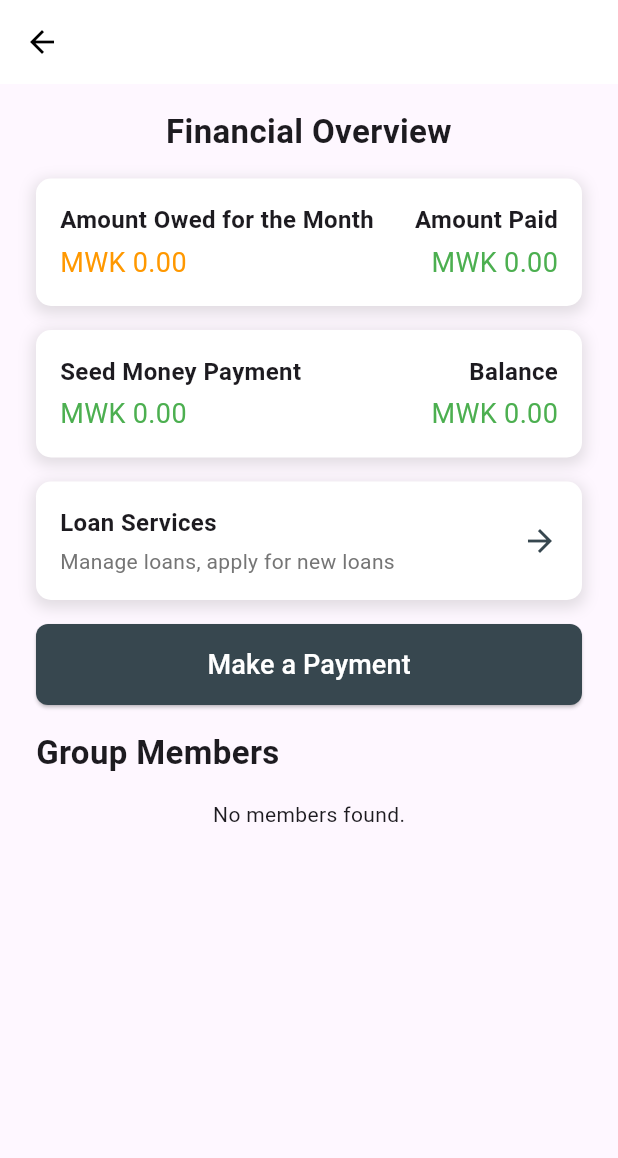
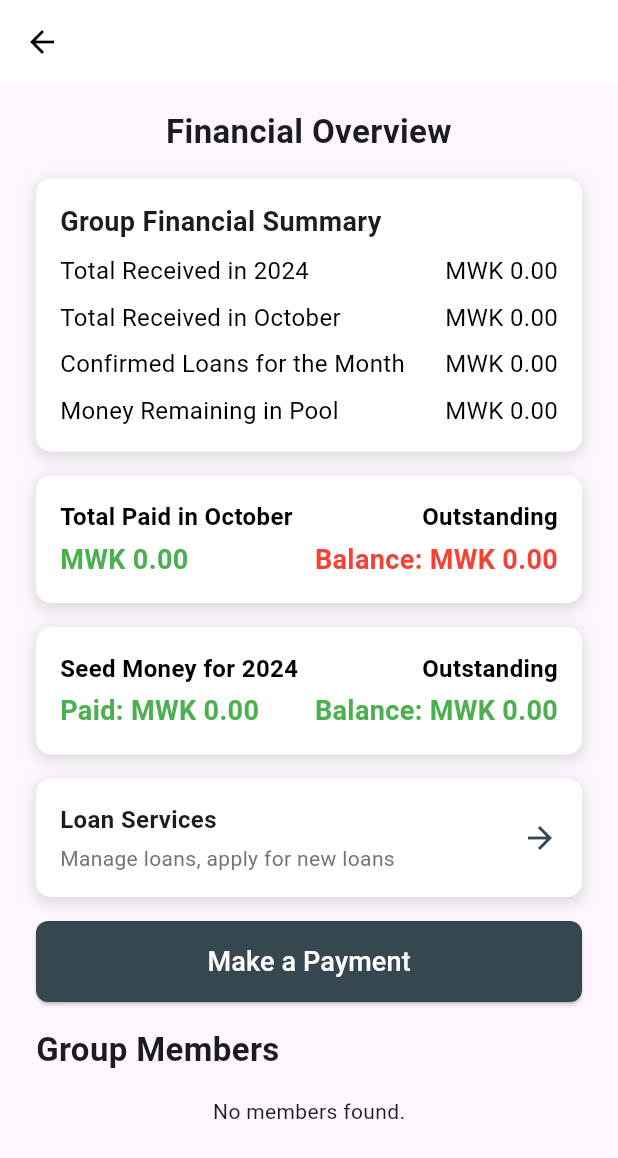
Before and after one commit to papauri/bank_nkhonde, a Flutter app: the GroupDetailsPage screen opened directly with empty values, on a phone screen of 412 x 824 dp. Shown: the top 1158 px of the screen. Run offline on Flutter 3.47's test engine with Material 3 defaults, Android fonts, the phone set to English and light mode, and no system bars; our stand-ins replace cloud_firestore, firebase_auth, firebase_core, firebase_storage, fl_chart, image_picker and 2 more; missing offline and left inert: excel, firebase_app_check; accounts and stored records are empty.

```diff
--- a/lib/Dashboard/Admin Dashboard/Group Management/group_stats_list.dart
+++ b/lib/Dashboard/Admin Dashboard/Group Management/group_stats_list.dart
@@ -16,7 +16,7 @@ class GroupStatsList extends StatelessWidget {
     required this.interestRate,
     required this.fixedAmount,
     required this.onStatTapped,
-    required this.onViewMembers,
+    required this.onViewMembers, required int pendingLoanRepayments, required double pendingRepaymentAmount,
   });
 
   @override
--- a/lib/Dashboard/User Dashboard/group_details_page.dart
+++ b/lib/Dashboard/User Dashboard/group_details_page.dart
@@ -1,10 +1,12 @@
 import 'package:flutter/material.dart';
 import 'package:cloud_firestore/cloud_firestore.dart';
+import 'package:intl/intl.dart';
+import 'group_summary_info_box.dart'; // Import the file for the new logic
 import '../../Loan Management/loan_services_page.dart';
 import 'member_list_tile.dart';
-import 'user_payment_page.dart'; // Import the new payment page
-import 'user_payment_details_page.dart'; // Import for navigating to payment details
-import 'seed_money_payment_page.dart'; // Import the Seed Money Payment Page
+import 'user_payment_page.dart';
+import 'user_payment_details_page.dart';
+import 'seed_money_payment_page.dart';
 
 class GroupDetailsPage extends StatefulWidget {
   final String groupId;
@@ -118,21 +120,22 @@ class _GroupDetailsPageState extends State<GroupDetailsPage> {
             ),
             SizedBox(height: 16),
 
+            // Dynamic Key Group Info Box - placeholder
+            GroupSummaryInfoBox(groupId: widget.groupId), // Placeholder for dynamic data box
+            SizedBox(height: 16),
+
             _buildMonthlyFinancialOverview(),
             SizedBox(height: 16),
 
             _buildSeedMoneyOverview(),
             SizedBox(height: 16),
 
-            // Loan Services Tile
             _buildLoanServicesTile(),
             SizedBox(height: 16),
 
-            // Make Payment button
             _buildPaymentButton(Colors.blueGrey[800]!),
             SizedBox(height: 16),
 
-            // Group Members section at the bottom
             Text(
               'Group Members',
               style: TextStyle(fontSize: 22, fontWeight: FontWeight.bold),
@@ -199,6 +202,7 @@ class _GroupDetailsPageState extends State<GroupDetailsPage> {
   }
 
 Widget _buildMonthlyFinancialOverview() {
+  String currentMonth = DateFormat('MMMM').format(DateTime.now()); // Get current month
   return GestureDetector(
     onTap: () {
       // Navigate to user payment details page
@@ -231,13 +235,13 @@ class _GroupDetailsPageState extends State<GroupDetailsPage> {
             crossAxisAlignment: CrossAxisAlignment.start,
             children: [
               Text(
-                  'Amount Owed for the Month',
-                  style: TextStyle(fontSize: 16, fontWeight: FontWeight.bold),
+                'Total Paid in $currentMonth',
+                style: TextStyle(fontSize: 16, fontWeight: FontWeight.bold, color: Colors.black),
               ),
               SizedBox(height: 4),
               Text(
-                  'MWK ${amountOwedForMonth.toStringAsFixed(2)}',
-                  style: TextStyle(fontSize: 18, color: Colors.orange),
+                'MWK ${amountPaidForMonth.toStringAsFixed(2)}',
+                style: TextStyle(fontSize: 18, color: Colors.green, fontWeight: FontWeight.bold),
               ),
             ],
           ),
@@ -245,13 +249,13 @@ class _GroupDetailsPageState extends State<GroupDetailsPage> {
             crossAxisAlignment: CrossAxisAlignment.end,
             children: [
               Text(
-                  'Amount Paid',
-                  style: TextStyle(fontSize: 16, fontWeight: FontWeight.bold),
+                'Outstanding',
+                style: TextStyle(fontSize: 16, fontWeight: FontWeight.bold, color: Colors.black),
               ),
               SizedBox(height: 4),
               Text(
-                  'MWK ${amountPaidForMonth.toStringAsFixed(2)}',
-                  style: TextStyle(fontSize: 18, color: Colors.green),
+               'Balance: MWK ${amountOwedForMonth.toStringAsFixed(2)}',
+                style: TextStyle(fontSize: 18, color: Colors.red, fontWeight: FontWeight.bold),
               ),
             ],
           ),
@@ -262,7 +266,9 @@ class _GroupDetailsPageState extends State<GroupDetailsPage> {
 }
 
 Widget _buildSeedMoneyOverview() {
+  String currentYear = DateFormat('yyyy').format(DateTime.now()); // Get current year
   double seedMoneyBalance = seedMoneyAmount - seedMoneyPaid;
+
   return GestureDetector(
     onTap: () {
       // Navigate to Seed Money Payment Page
@@ -294,13 +300,13 @@ class _GroupDetailsPageState extends State<GroupDetailsPage> {
             crossAxisAlignment: CrossAxisAlignment.start,
             children: [
               Text(
-                  'Seed Money Payment',
-                  style: TextStyle(fontSize: 16, fontWeight: FontWeight.bold),
+                'Seed Money for $currentYear',
+                style: TextStyle(fontSize: 16, fontWeight: FontWeight.bold, color: Colors.black),
               ),
               SizedBox(height: 4),
               Text(
-                  'MWK ${seedMoneyPaid.toStringAsFixed(2)}',
-                  style: TextStyle(fontSize: 18, color: Colors.green),
+                'Paid: MWK ${seedMoneyPaid.toStringAsFixed(2)}',
+                style: TextStyle(fontSize: 18, color: Colors.green, fontWeight: FontWeight.bold),
               ),
             ],
           ),
@@ -308,15 +314,16 @@ class _GroupDetailsPageState extends State<GroupDetailsPage> {
             crossAxisAlignment: CrossAxisAlignment.end,
             children: [
               Text(
-                  'Balance',
-                  style: TextStyle(fontSize: 16, fontWeight: FontWeight.bold),
+                'Outstanding',
+                style: TextStyle(fontSize: 16, fontWeight: FontWeight.bold, color: Colors.black),
               ),
               SizedBox(height: 4),
               Text(
-                  'MWK ${seedMoneyBalance.toStringAsFixed(2)}',
+                'Balance: MWK ${seedMoneyBalance.toStringAsFixed(2)}',
                 style: TextStyle(
                   fontSize: 18,
                   color: seedMoneyBalance > 0 ? Colors.red : Colors.green,
+                  fontWeight: FontWeight.bold,
                 ),
               ),
             ],
@@ -326,6 +333,7 @@ class _GroupDetailsPageState extends State<GroupDetailsPage> {
     ),
   );
 }
+
 
   Widget _buildPaymentButton(Color primaryColor) {
     return ElevatedButton(
--- /dev/null
+++ b/lib/Dashboard/User Dashboard/group_summary_info_box.dart
@@ -0,0 +1,181 @@
+import 'package:flutter/material.dart';
+import 'package:cloud_firestore/cloud_firestore.dart';
+import 'package:intl/intl.dart';
+
+class GroupSummaryInfoBox extends StatefulWidget {
+  final String groupId;
+
+  GroupSummaryInfoBox({required this.groupId});
+
+  @override
+  _GroupSummaryInfoBoxState createState() => _GroupSummaryInfoBoxState();
+}
+
+class _GroupSummaryInfoBoxState extends State<GroupSummaryInfoBox> {
+  double totalReceivedForYear = 0.0;
+  double totalReceivedForMonth = 0.0;
+  double confirmedLoansForMonth = 0.0;
+  double moneyRemainingInPool = 0.0;
+  String currentYear = '';
+  String currentMonth = '';
+
+  @override
+  void initState() {
+    super.initState();
+    DateTime now = DateTime.now();
+    currentYear = DateFormat('yyyy').format(now); // Dynamic year
+    currentMonth = DateFormat('MMMM').format(now); // Dynamic month
+    _fetchGroupFinancialData();
+  }
+
+  Future<void> _fetchGroupFinancialData() async {
+    try {
+      DateTime now = DateTime.now();
+      int currentYearInt = now.year;
+
+      // Fetch confirmed payments for the current group
+      QuerySnapshot paymentsSnapshot = await FirebaseFirestore.instance
+          .collection('groups')
+          .doc(widget.groupId)
+          .collection('payments')
+          .where('status', isEqualTo: 'confirmed')
+          .get();
+
+      QuerySnapshot loansSnapshot = await FirebaseFirestore.instance
+          .collection('groups')
+          .doc(widget.groupId)
+          .collection('loans')
+          .where('status', isEqualTo: 'approved')
+          .get();
+
+      double yearTotal = 0.0;
+      double monthTotal = 0.0;
+      double confirmedLoansForMonth = 0.0;
+      double moneyRemainingInPool = 0.0;
+
+      // Iterate over all confirmed payments to calculate totals
+      for (var doc in paymentsSnapshot.docs) {
+        DateTime paymentDate = (doc['paymentDate'] as Timestamp).toDate();
+        double paymentAmount = (doc['amount'] as num).toDouble();
+        String paymentType = doc['paymentType'] ?? '';
+
+        // Check if the payment is from the current year
+        if (paymentDate.year == currentYearInt) {
+          if (paymentType == 'Seed Money' || paymentType == 'Quarterly Payment' ||
+              paymentType == 'Loan Repayment' || paymentType == 'Monthly Contribution' ||
+              paymentType == 'Penalty Fee') {
+            yearTotal += paymentAmount;
+          }
+        }
+
+        // Check if the payment is from the current month
+        if (paymentDate.month == now.month && paymentDate.year == currentYearInt) {
+          monthTotal += paymentAmount;
+
+          // Only add to pool if it's not seed money or quarterly payment
+          if (paymentType == 'Monthly Contribution' || paymentType == 'Loan Repayment' || paymentType == 'Interest Earned') {
+            moneyRemainingInPool += paymentAmount;
+          }
+        }
+      }
+
+      // Calculate confirmed loans for the month
+      for (var loanDoc in loansSnapshot.docs) {
+        DateTime loanApprovalDate = (loanDoc['approvedAt'] as Timestamp).toDate();
+        double loanAmount = (loanDoc['amount'] as num).toDouble();
+
+        if (loanApprovalDate.month == now.month && loanApprovalDate.year == currentYearInt) {
+          confirmedLoansForMonth += loanAmount;
+        }
+
+        // Subtract confirmed loans from the pool for money available to borrow
+        moneyRemainingInPool -= loanAmount;
+      }
+
+      // Now, store this data into Firestore under the groupFinancialSummary collection
+      DocumentReference summaryDocRef = FirebaseFirestore.instance
+          .collection('groups')
+          .doc(widget.groupId)
+          .collection('groupFinancialSummary')
+          .doc(currentYearInt.toString());
+
+      // Check if the document exists
+      DocumentSnapshot summaryDoc = await summaryDocRef.get();
+
+      if (summaryDoc.exists) {
+        // Update the existing document
+        await summaryDocRef.update({
+          'totalReceivedForYear': yearTotal,
+          'totalReceivedForMonth': monthTotal,
+          'confirmedLoansForMonth': confirmedLoansForMonth,
+          'moneyRemainingInPool': moneyRemainingInPool,
+          'lastUpdated': now,
+        });
+      } else {
+        // Create a new document for the current year
+        await summaryDocRef.set({
+          'totalReceivedForYear': yearTotal,
+          'totalReceivedForMonth': monthTotal,
+          'confirmedLoansForMonth': confirmedLoansForMonth,
+          'moneyRemainingInPool': moneyRemainingInPool,
+          'lastUpdated': now,
+        });
+      }
+
+      setState(() {
+        totalReceivedForYear = yearTotal;
+        totalReceivedForMonth = monthTotal;
+        this.confirmedLoansForMonth = confirmedLoansForMonth;
+        this.moneyRemainingInPool = moneyRemainingInPool;
+      });
+    } catch (e) {
+      print('Error fetching financial data: $e');
+    }
+  }
+
+  @override
+  Widget build(BuildContext context) {
+    return Container(
+      padding: EdgeInsets.all(16),
+      decoration: BoxDecoration(
+        color: Colors.white,
+        borderRadius: BorderRadius.circular(10),
+        boxShadow: [
+          BoxShadow(
+            color: Colors.grey.withOpacity(0.3),
+            spreadRadius: 2,
+            blurRadius: 8,
+            offset: Offset(0, 3),
+          ),
+        ],
+      ),
+      child: Column(
+        crossAxisAlignment: CrossAxisAlignment.start,
+        children: [
+          Text(
+            'Group Financial Summary',
+            style: TextStyle(fontSize: 18, fontWeight: FontWeight.bold),
+          ),
+          SizedBox(height: 8),
+          _buildSummaryRow('Total Received in $currentYear', 'MWK ${totalReceivedForYear.toStringAsFixed(2)}'),
+          SizedBox(height: 8),
+          _buildSummaryRow('Total Received in $currentMonth', 'MWK ${totalReceivedForMonth.toStringAsFixed(2)}'),
+          SizedBox(height: 8),
+          _buildSummaryRow('Confirmed Loans for the Month', 'MWK ${confirmedLoansForMonth.toStringAsFixed(2)}'),
+          SizedBox(height: 8),
+          _buildSummaryRow('Money Remaining in Pool', 'MWK ${moneyRemainingInPool.toStringAsFixed(2)}'),
+        ],
+      ),
+    );
+  }
+
+  Widget _buildSummaryRow(String label, String value) {
+    return Row(
+      mainAxisAlignment: MainAxisAlignment.spaceBetween,
+      children: [
+        Text(label, style: TextStyle(fontSize: 16, color: Colors.black)),
+        Text(value, style: TextStyle(fontSize: 16, color: Colors.black)),
+      ],
+    );
+  }
+}
```
Also changed, not shown: lib/Dashboard/Admin Dashboard/Group Management/admin_group_overview.dart (+37 -19 lines), lib/Dashboard/User Dashboard/contributions_page.dart (deleted, +0 -108 lines), lib/Dashboard/User Dashboard/seed_money_payment_page.dart (+24 -8 lines), lib/Loan Management/users_apply_for_loan_page.dart (+16 -5 lines), lib/Loan Management/users_loan_repayment_page.dart (+98 -47 lines), lib/Payment Management/payment_management_page.dart (+25 -29 lines). Lines whose indentation alone changed are shown as unchanged.
